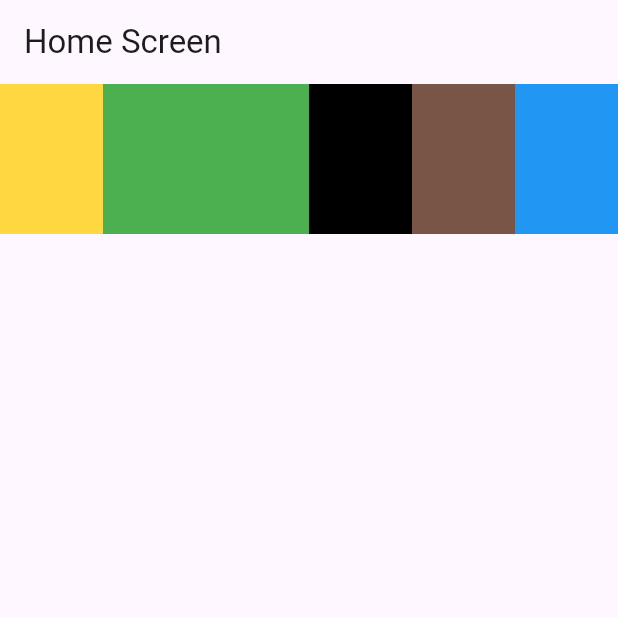
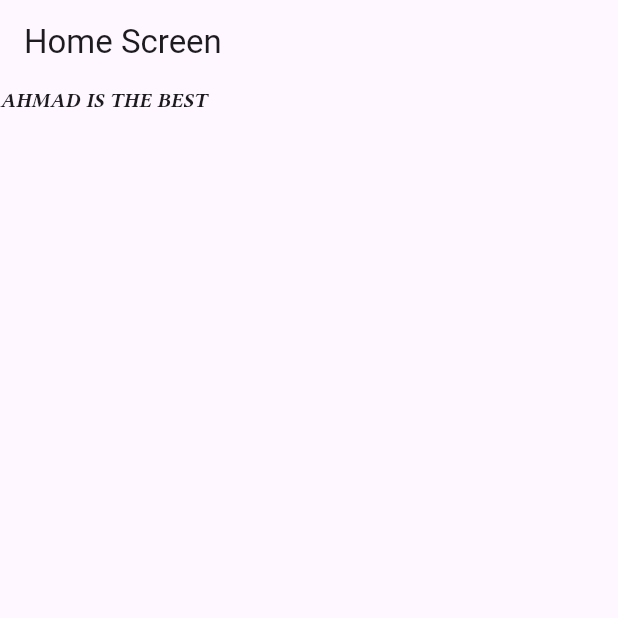
Before and after one commit to ahmadkh1509-cyber/appstylingpractice, a Flutter app: the screen it shows after launch, on a phone screen of 412 x 824 dp, the top half of it. Run offline on Flutter 3.47's test engine with Material 3 defaults, Android fonts, the phone set to English and light mode, and no system bars; our stand-ins replace google_fonts.

```diff
--- a/lib/main.dart
+++ b/lib/main.dart
@@ -1,4 +1,5 @@
 import 'package:flutter/material.dart';
+import 'package:google_fonts/google_fonts.dart';
 
 void main() {
   runApp(const MyApp());
@@ -24,7 +25,16 @@ class HomeScreen extends StatelessWidget {
 
   @override
   Widget build(BuildContext context) {
-    var arrName = ['ahmad', 'ali', 'zubair ', 'subtain'];
+    var arrName = [
+      'ahmad',
+      'ali',
+      'zubair ',
+      'subtain',
+      'falak',
+      'molvi',
+      'tania',
+      'tashu',
+    ];
     return Scaffold(
       appBar: AppBar(title: const Text('Home Screen')),
 
@@ -288,31 +298,68 @@ class HomeScreen extends StatelessWidget {
       //     ],
       //   ),
       // ),
-      body: Row(
-        children: [
-          Expanded(
-            flex: 1,
-            child: Container(
-              height: 100,
-              width: 100,
-              color: Colors.amberAccent,
-            ),
-          ),
-          Expanded(
-            flex: 2,
-            child: Container(height: 100, width: 100, color: Colors.green),
-          ),
-          Expanded(
-            child: Container(height: 100, width: 100, color: Colors.black),
-          ),
-          Expanded(
-            child: Container(height: 100, width: 100, color: Colors.brown),
-          ),
-          Expanded(
-            child: Container(height: 100, width: 100, color: Colors.blue),
-          ),
-        ],
+      // body: Row(
+      //   children: [
+      //     Expanded(
+      //       flex: 1,
+      //       child: Container(
+      //         height: 100,
+      //         width: 100,
+      //         color: Colors.amberAccent,
+      //       ),
+      //     ),
+      //     Expanded(
+      //       flex: 2,
+      //       child: Container(height: 100, width: 100, color: Colors.green),
+      //     ),
+      //     Expanded(
+      //       child: Container(height: 100, width: 100, color: Colors.black),
+      //     ),
+      //     Expanded(
+      //       child: Container(height: 100, width: 100, color: Colors.brown),
+      //     ),
+      //     Expanded(
+      //       child: Container(height: 100, width: 100, color: Colors.blue),
+      //     ),
+      //   ],
+      // ),
+      // body: ListView.separated(
+      //   itemBuilder: (context, index) {
+      //     return ListTile(
+      //       leading: CircleAvatar(
+      //         backgroundImage: AssetImage('assets/image/1000010405.jpg'),
+      //       ),
+      //       title: Text(arrName[index]),
+      //       subtitle: Text('Number'),
+      //       trailing: Icon(Icons.add),
+      //     );
+      //   },
+      //   itemCount: arrName.length,
+      //   separatorBuilder: (context, index) {
+      //     return Divider(height: 50, thickness: 1);
+      //   },
+      // ),
+      // body: CircleAvatar(
+      //   backgroundImage: AssetImage('assets/image/1000010405.jpg'),
+      // ),
+      body: Text(
+        'AHMAD IS THE BEST',
+        style: TextStyle(fontFamily: 'CustomFontName'),
       ),
     );
   }
 }
+
+class checking extends StatefulWidget {
+  const checking({super.key});
+
+  @override
+  State<checking> createState() => _checkingState();
+}
+
+class _checkingState extends State<checking> {
+  @override
+  Widget build(BuildContext context) {
+    return const Placeholder();
+  }
+}
```
Also changed, not shown: pubspec.yaml (+7 -0 lines), assets/fonts/LibertinusSerif-BoldItalic.ttf (added), pubspec.lock, 2 other files.
